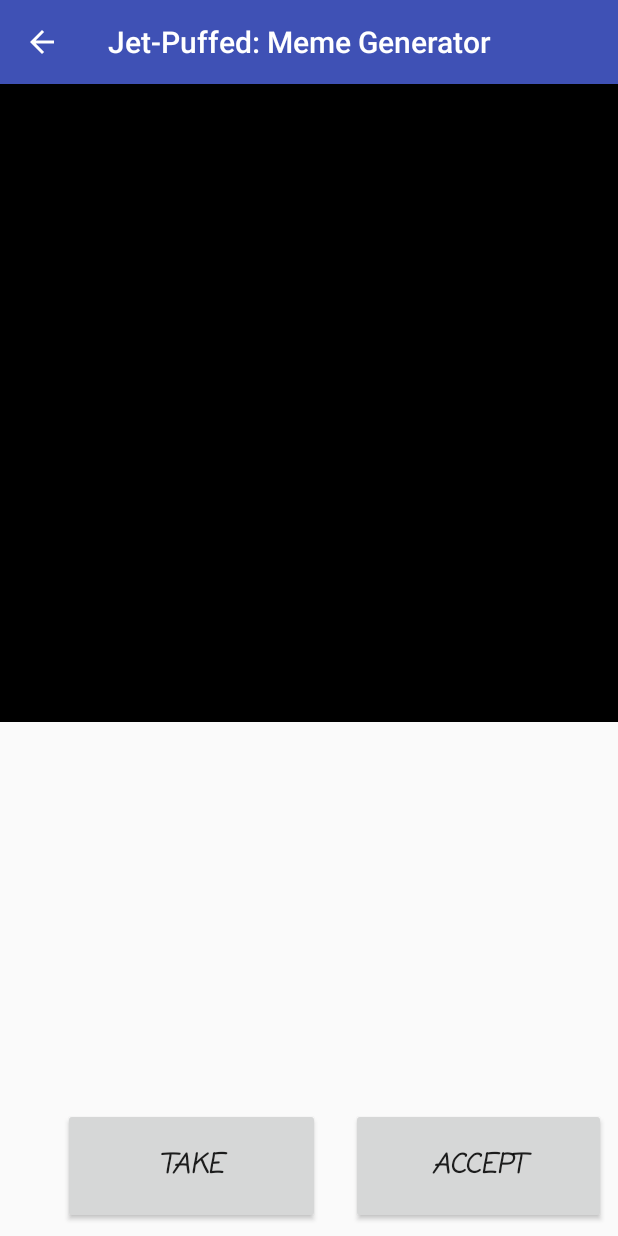
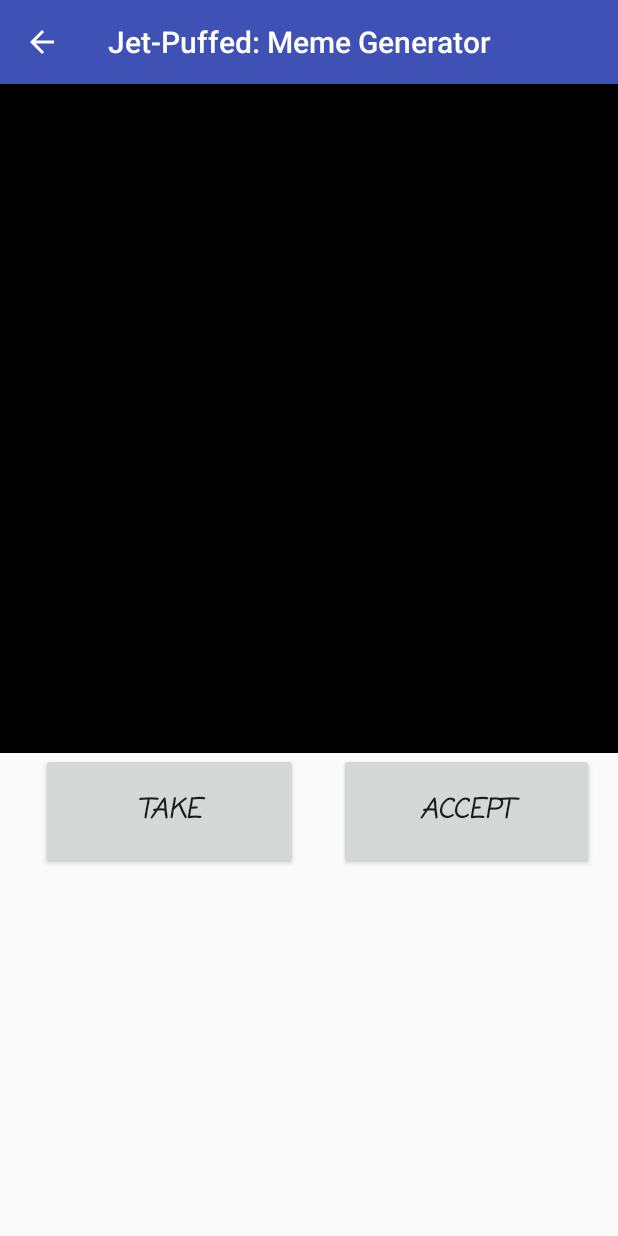
Before and after one commit to Dcb426/memeGen, an Android app: the pickingImage screen opened directly, with no data from a screen before it, on a phone screen of 412 x 824 dp. Run offline under Robolectric (Android 15) with nearby library versions, the phone set to English and light mode, and no system bars.

Commit message:
Change the constraint

```diff
--- a/app/src/main/res/layout/photo_capture.xml
+++ b/app/src/main/res/layout/photo_capture.xml
@@ -7,21 +7,22 @@
     <ImageView
         android:id="@+id/result"
         android:layout_width="0dp"
-        android:layout_height="425dp"
+        android:layout_height="446dp"
+        android:layout_marginBottom="8dp"
         android:contentDescription="@string/todo"
-        app:layout_constraintHorizontal_bias="0.0"
+        app:layout_constraintBottom_toBottomOf="parent"
+        app:layout_constraintHorizontal_bias="0.506"
         app:layout_constraintLeft_toLeftOf="parent"
         app:layout_constraintRight_toRightOf="parent"
         app:layout_constraintTop_toTopOf="parent"
+        app:layout_constraintVertical_bias="0.0"
         app:srcCompat="@color/common_google_signin_btn_text_dark_focused" />
 
     <Button
         android:id="@+id/retake"
         android:layout_width="171dp"
         android:layout_height="77dp"
-        android:layout_marginBottom="8dp"
         android:layout_marginEnd="8dp"
-        android:layout_marginLeft="16dp"
         android:layout_marginStart="8dp"
         android:fontFamily="casual"
         android:onClick="onClick"
@@ -31,18 +32,15 @@
         android:textStyle="bold|italic"
         app:layout_constraintBottom_toBottomOf="parent"
         app:layout_constraintEnd_toStartOf="@+id/accept"
-        app:layout_constraintHorizontal_bias="0.727"
-        app:layout_constraintLeft_toLeftOf="parent"
         app:layout_constraintStart_toStartOf="parent"
         app:layout_constraintTop_toBottomOf="@+id/result"
-        app:layout_constraintVertical_bias="1.0" />
+        app:layout_constraintVertical_bias="0.0" />
 
     <Button
         android:id="@+id/accept"
         android:layout_width="170dp"
         android:layout_height="77dp"
-        android:layout_marginBottom="8dp"
-        android:layout_marginEnd="8dp"
+        android:layout_marginEnd="16dp"
         android:layout_marginRight="16dp"
         android:fontFamily="casual"
         android:lineSpacingExtra="8sp"
@@ -54,5 +52,5 @@
         app:layout_constraintEnd_toEndOf="parent"
         app:layout_constraintRight_toRightOf="parent"
         app:layout_constraintTop_toBottomOf="@+id/result"
-        app:layout_constraintVertical_bias="1.0" />
+        app:layout_constraintVertical_bias="0.0" />
 </android.support.constraint.ConstraintLayout>
```
Also changed, not shown: app/src/main/res/layout/activity_start__up.xml (+2 -14 lines).
